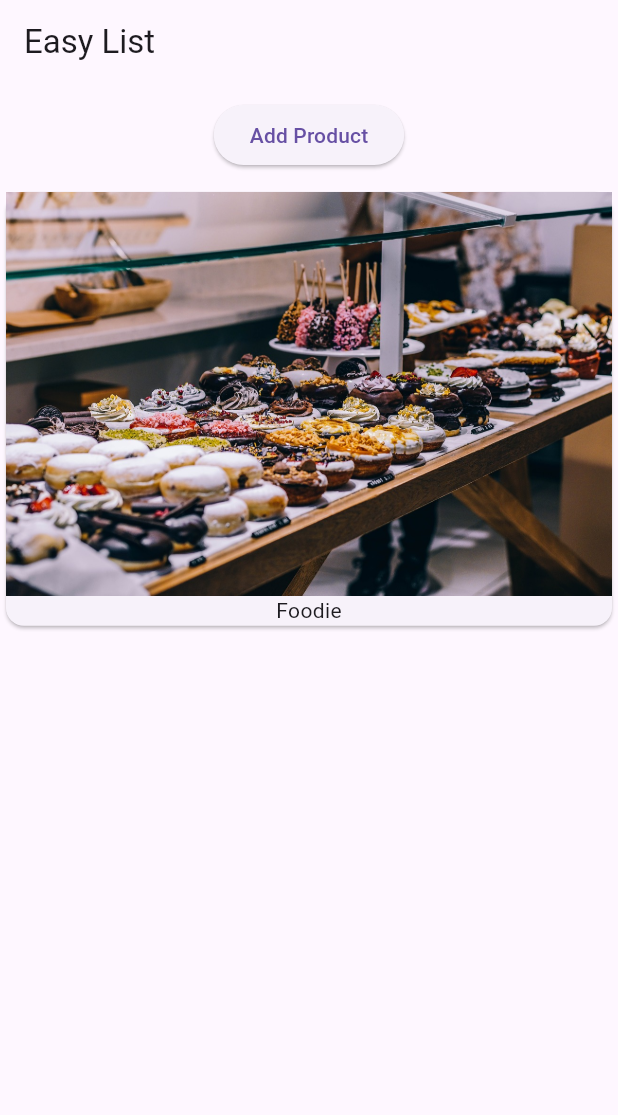
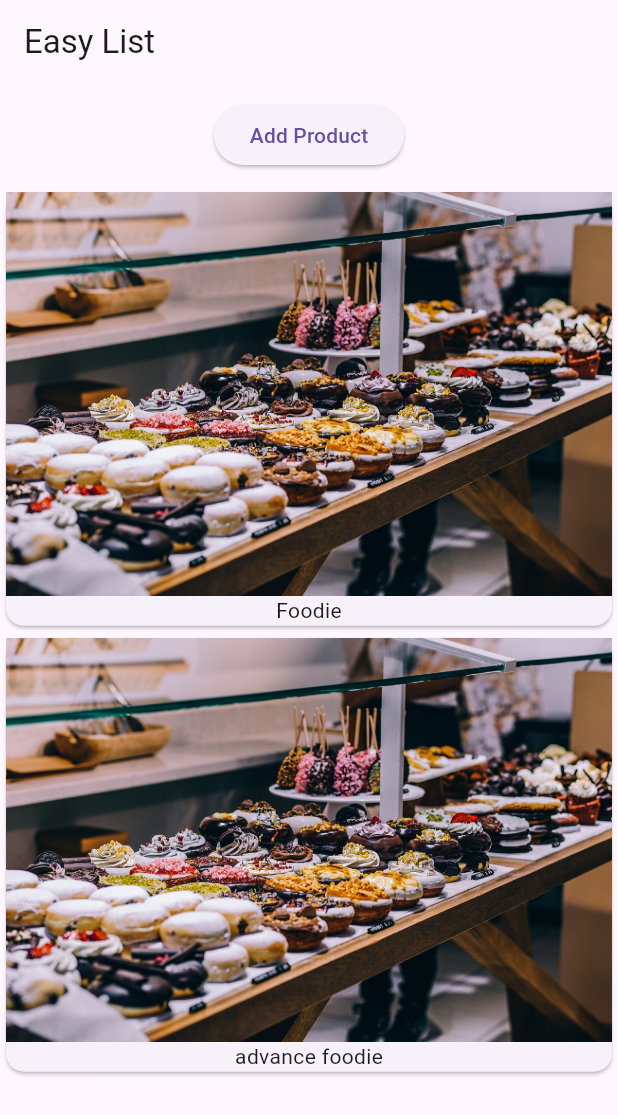
Before and after one commit to Mahmud1729/Flutter, a Flutter app: the screen it shows after launch, after a tap on "Add Product", on a phone screen of 412 x 824 dp. Shown: the top 1115 px of the screen. Run offline on Flutter 3.47's test engine with Material 3 defaults, Android fonts, the phone set to English and light mode, and no system bars.

Commit message:
adding the stateful Widget and list

```diff
--- a/lib/main.dart
+++ b/lib/main.dart
@@ -1,17 +1,20 @@
+// ignore_for_file: avoid_print
+
 import 'package:flutter/material.dart';
 
 void main() => runApp(MyApp());
 
 class MyApp extends StatefulWidget {
+  const MyApp({super.key});
+
   @override
   State<StatefulWidget> createState() {
     return _MyappState();
   }
 }
 
-// const MyApp({super.key});
 class _MyappState extends State<MyApp> {
-  List<String> _products = ['Foodie'];
+  final List<String> _products = ['Foodie'];
   @override
   Widget build(BuildContext context) {
     return MaterialApp(
@@ -22,7 +25,12 @@ class _MyappState extends State<MyApp> {
             Container(
               margin: EdgeInsets.all(10.0),
               child: ElevatedButton(
-                onPressed: () {},
+                onPressed: () {
+                  setState(() {
+                    _products.add('advance foodie');
+                    // print(_products);
+                  });
+                },
                 child: Text('Add Product'),
               ),
             ),
```
